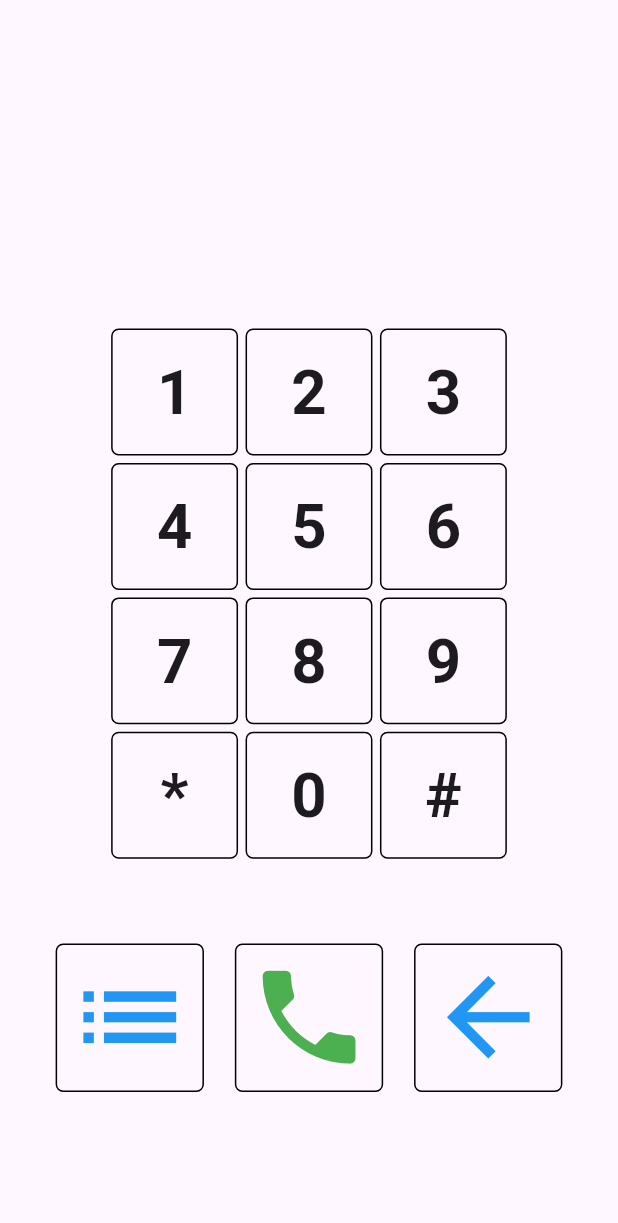
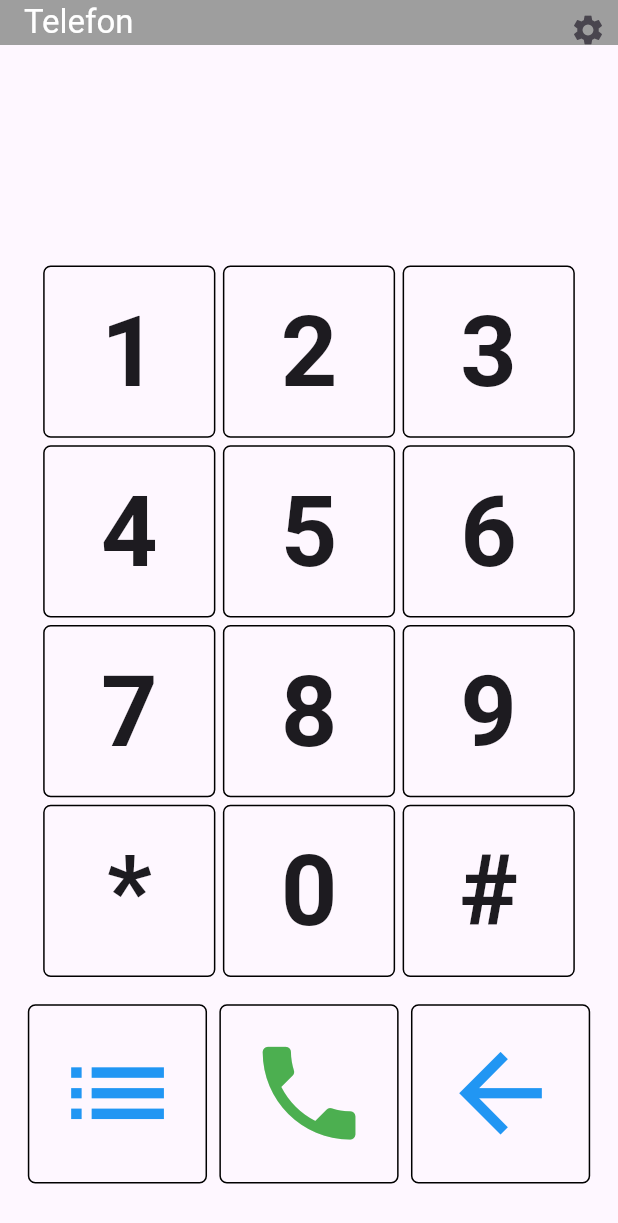
Before and after one commit to mahnoorr1/Big_Phone_Application, a Flutter app: the screen it shows after launch, on a phone screen of 412 x 824 dp. Shown: the top 1223 px of the screen. Run offline on Flutter 3.47's test engine with Material 3 defaults, Android fonts, the phone set to English and light mode, and no system bars; our stand-ins replace contacts_service, permission_handler; missing offline and left inert: flutter_phone_direct_caller.

Commit message:
white screen issue fixed, orientation and layout fixes

```diff
--- a/lib/main.dart
+++ b/lib/main.dart
@@ -1,13 +1,26 @@
 import 'package:big_phone_us_new/views/dialer/dialer_screen.dart';
 import 'package:flutter/material.dart';
+import 'package:flutter/services.dart';
 
 void main() {
   WidgetsFlutterBinding.ensureInitialized();
   runApp(const MyApp());
 }
 
-class MyApp extends StatelessWidget {
+class MyApp extends StatefulWidget {
   const MyApp({super.key});
+
+  @override
+  State<MyApp> createState() => _MyAppState();
+}
+
+class _MyAppState extends State<MyApp> {
+  void initState() {
+    SystemChrome.setEnabledSystemUIMode(SystemUiMode.manual,
+        overlays: [SystemUiOverlay.bottom]);
+    super.initState();
+  }
+
   @override
   Widget build(BuildContext context) {
     return MaterialApp(
--- a/lib/views/dialer/dialer_widget.dart
+++ b/lib/views/dialer/dialer_widget.dart
@@ -38,21 +38,21 @@ class _DialerWidgetState extends State<DialerWidget> {
         child: Container(
           width: MediaQuery.of(context).size.width < 600 &&
                   orientation == Orientation.portrait
-              ? MediaQuery.of(context).size.width * 0.65 //mobile portrait
+              ? MediaQuery.of(context).size.width * 0.87 //mobile portrait
               : orientation == Orientation.landscape
                   ? MediaQuery.of(context).size.height *
-                      0.57 //mobile landscape mode
+                      0.65 //mobile landscape mode
                   : orientation == Orientation.portrait &&
                           MediaQuery.of(context).size.width > 600
                       ? MediaQuery.of(context).size.width *
-                          0.57 // tablet portrait
+                          0.6 // tablet portrait
                       : orientation == Orientation.landscape
                           ? MediaQuery.of(context).size.height *
-                              0.55 //tablet landscape
+                              0.6 //tablet landscape
                           : MediaQuery.of(context).size.height * 0.4,
           height: orientation == Orientation.landscape
-              ? MediaQuery.of(context).size.height * 0.78
-              : MediaQuery.of(context).size.height * 0.5,
+              ? MediaQuery.of(context).size.height * 0.9
+              : MediaQuery.of(context).size.height * 0.6,
           padding: const EdgeInsets.all(2),
           child: GridView.count(
             crossAxisCount: 3,
@@ -98,7 +98,7 @@ class _DialerWidgetState extends State<DialerWidget> {
                 text,
                 style: TextStyle(
                   fontSize: MediaQuery.of(context).size.width < 600
-                      ? MediaQuery.of(context).size.height * 0.05
+                      ? MediaQuery.of(context).size.height * 0.08
                       : MediaQuery.of(context).size.width * 0.05,
                   fontWeight: FontWeight.bold,
                 ),
--- a/lib/views/dialer/mobile_screen.dart
+++ b/lib/views/dialer/mobile_screen.dart
@@ -3,6 +3,7 @@ import 'package:flutter/material.dart';
 import 'package:flutter/widgets.dart';
 import 'package:flutter_phone_direct_caller/flutter_phone_direct_caller.dart';
 
+import '../settings/settings_screen.dart';
 import 'dialer_widget.dart';
 
 class MobileScreen extends StatefulWidget {
@@ -55,18 +56,47 @@ class _MobileScreenState extends State<MobileScreen> {
   }
 
   Widget _buildPortraitLayout() {
+    return Builder(builder: (context) {
       double maxWidth = MediaQuery.of(context).size.width - 20;
       double initialFontSize = maxWidth * 0.18;
 
-    return OrientationBuilder(builder: (context, orientation) {
       return Scaffold(
-        body: Column(
+        extendBody: true,
+        appBar: AppBar(
+          toolbarHeight: 30,
+          title: const Text(
+            'Telefon',
+            style: TextStyle(color: Colors.white),
+          ),
+          backgroundColor: Colors.grey,
+          actions: [
+            Padding(
+              padding: const EdgeInsets.all(8.0),
+              child: InkWell(
+                child: const Icon(Icons.settings),
+                onDoubleTap: () {
+                  Navigator.push(
+                    context,
+                    MaterialPageRoute(
+                      builder: (context) => const SettingsScreen(),
+                    ),
+                  );
+                },
+              ),
+            ),
+          ],
+        ),
+        body: OrientationBuilder(builder: (context, orientation) {
+          return Column(
             mainAxisAlignment: MainAxisAlignment.center,
             children: <Widget>[
               Padding(
                 padding: const EdgeInsets.symmetric(horizontal: 20.0),
+                child: Container(
+                  width: double.infinity,
+                  height: 100,
                   child: FittedBox(
-                fit: BoxFit.scaleDown,
+                    fit: BoxFit.contain,
                     child: Text(
                       enteredNumber,
                       style: TextStyle(
@@ -76,8 +106,9 @@ class _MobileScreenState extends State<MobileScreen> {
                     ),
                   ),
                 ),
+              ),
               const SizedBox(
-              height: 20,
+                height: 10,
               ),
               DialerWidget(
                 enteredNumber: enteredNumber,
@@ -86,29 +117,30 @@ class _MobileScreenState extends State<MobileScreen> {
               Row(
                 mainAxisAlignment: MainAxisAlignment.center,
                 children: [
-                SizedBox(width: MediaQuery.of(context).size.width * 0.05),
+                  SizedBox(width: MediaQuery.of(context).size.width * 0.02),
                   _buildActionButton(
                     icon: Icons.list,
                     color: Colors.blue,
                     onTap: onListTap,
                   ),
-                SizedBox(width: MediaQuery.of(context).size.width * 0.05),
+                  SizedBox(width: MediaQuery.of(context).size.width * 0.02),
                   _buildActionButton(
                     icon: Icons.phone,
                     color: Colors.green,
                     onTap: onCallTap,
                   ),
-                SizedBox(width: MediaQuery.of(context).size.width * 0.05),
+                  SizedBox(width: MediaQuery.of(context).size.width * 0.02),
                   _buildActionButton(
                     icon: Icons.arrow_back,
                     color: Colors.blue,
                     onTap: onBackspaceTap,
                   ),
-                SizedBox(width: MediaQuery.of(context).size.width * 0.05),
+                  SizedBox(width: MediaQuery.of(context).size.width * 0.02),
                 ],
               ),
             ],
-        ),
+          );
+        }),
       );
     });
   }
@@ -149,6 +181,22 @@ class _MobileScreenState extends State<MobileScreen> {
             style: TextStyle(color: Colors.white),
           ),
           backgroundColor: Colors.grey,
+          actions: [
+            Padding(
+              padding: const EdgeInsets.all(8.0),
+              child: InkWell(
+                child: const Icon(Icons.settings),
+                onDoubleTap: () {
+                  Navigator.push(
+                    context,
+                    MaterialPageRoute(
+                      builder: (context) => const SettingsScreen(),
+                    ),
+                  );
+                },
+              ),
+            ),
+          ],
         ),
         body: OrientationBuilder(builder: (context, orientation) {
           return Padding(
@@ -176,28 +224,28 @@ class _MobileScreenState extends State<MobileScreen> {
                       mainAxisAlignment: MainAxisAlignment.center,
                       children: [
                         SizedBox(
-                            width: MediaQuery.of(context).size.width * 0.05),
+                            width: MediaQuery.of(context).size.width * 0.02),
                         _buildActionButton(
                           icon: Icons.list,
                           color: Colors.blue,
                           onTap: onListTap,
                         ),
                         SizedBox(
-                            width: MediaQuery.of(context).size.height * 0.05),
+                            width: MediaQuery.of(context).size.height * 0.02),
                         _buildActionButton(
                           icon: Icons.phone,
                           color: Colors.green,
                           onTap: onCallTap,
                         ),
                         SizedBox(
-                            width: MediaQuery.of(context).size.height * 0.05),
+                            width: MediaQuery.of(context).size.height * 0.02),
                         _buildActionButton(
                           icon: Icons.arrow_back,
                           color: Colors.blue,
                           onTap: onBackspaceTap,
                         ),
                         SizedBox(
-                            width: MediaQuery.of(context).size.height * 0.05),
+                            width: MediaQuery.of(context).size.height * 0.02),
                       ],
                     ),
                     const SizedBox(
@@ -224,11 +272,11 @@ class _MobileScreenState extends State<MobileScreen> {
   }) {
     return Container(
       width: MediaQuery.of(context).size.width < 600
-          ? MediaQuery.of(context).size.width * 0.24
-          : MediaQuery.of(context).size.height * 0.24,
+          ? MediaQuery.of(context).size.width * 0.29
+          : MediaQuery.of(context).size.height * 0.34,
       height: MediaQuery.of(context).size.width < 600
-          ? MediaQuery.of(context).size.width * 0.24
-          : MediaQuery.of(context).size.height * 0.24,
+          ? MediaQuery.of(context).size.width * 0.29
+          : MediaQuery.of(context).size.height * 0.34,
       decoration: BoxDecoration(
         shape: BoxShape.rectangle,
         border: Border.all(
@@ -243,7 +291,7 @@ class _MobileScreenState extends State<MobileScreen> {
           color: color,
           size: MediaQuery.of(context).size.width < 600
               ? MediaQuery.of(context).size.width * 0.2
-              : MediaQuery.of(context).size.height * 0.2,
+              : MediaQuery.of(context).size.height * 0.25,
         ),
       ),
     );
```
Also changed, not shown: lib/views/contacts/contact_screen.dart (+5 -7 lines), lib/views/dialer/tablet_screen.dart (+36 -34 lines), lib/views/settings/settings_screen.dart (+10 -4 lines). Lines whose indentation alone changed are shown as unchanged.
